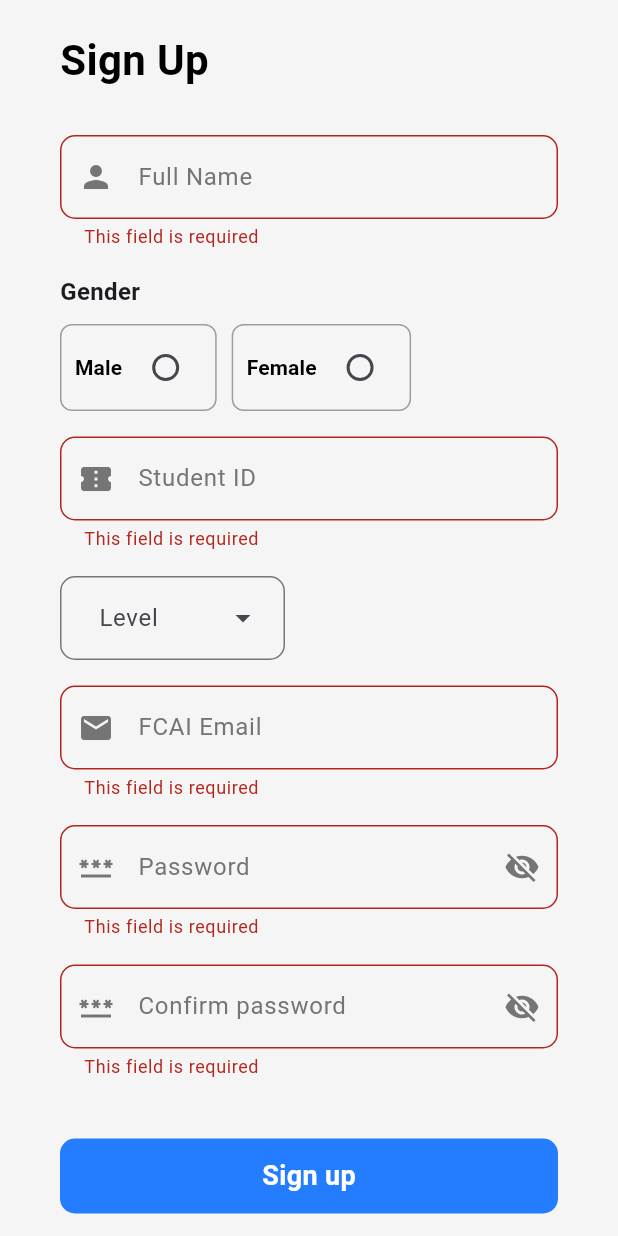
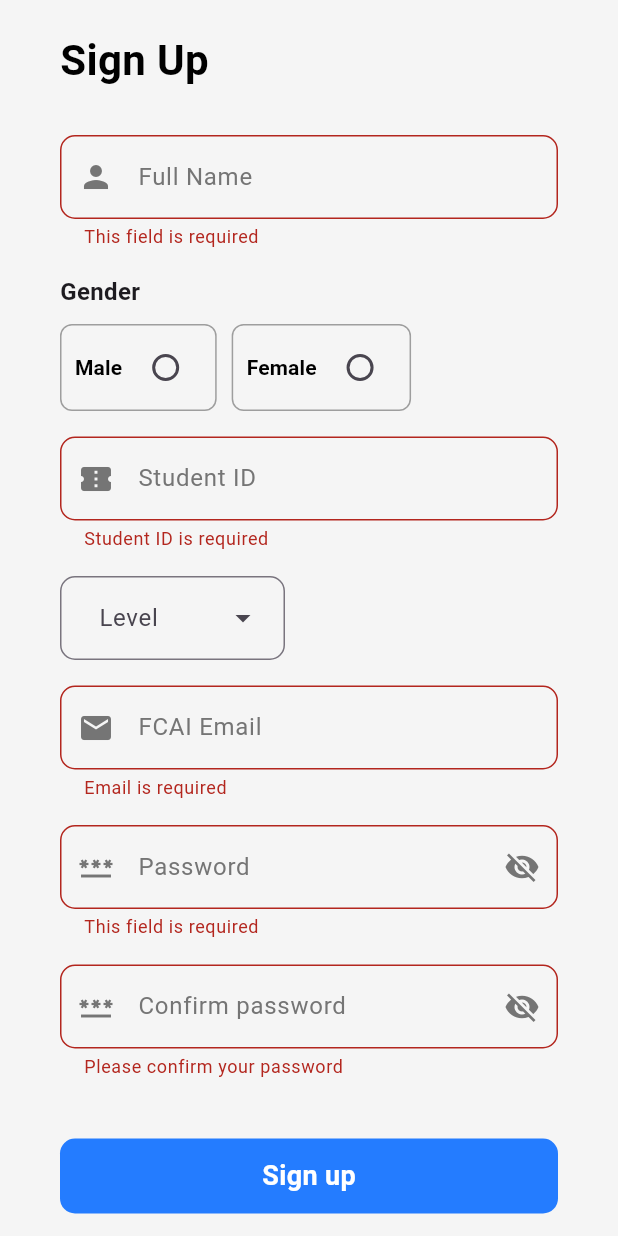
Before and after one commit to alykhaled22/FCAI-app, a Flutter app: the SignUpView screen opened directly, after a tap on "Sign up", on a phone screen of 412 x 824 dp. Run offline on Flutter 3.47's test engine with Material 3 defaults, Android fonts, the phone set to English and light mode, and no system bars; our stand-ins replace dio, hive_flutter, image_picker; accounts and stored records are empty.

Commit message:
Update HiveService to be generic, and add validation utility methods

```diff
--- a/lib/core/models/user_model.dart
+++ b/lib/core/models/user_model.dart
@@ -11,7 +11,7 @@ class UserModel {
   @HiveField(2)
   final String email;
   @HiveField(3)
-  final String? password;
+  final String password;
   @HiveField(4)
   final String? gender;
   @HiveField(5)
--- a/lib/core/services/hive_service.dart
+++ b/lib/core/services/hive_service.dart
@@ -1,14 +1,14 @@
 import 'package:fcai_app/core/models/user_model.dart';
 import 'package:hive_flutter/adapters.dart';
 
-class HiveService {
+class HiveService<T> {
   Future<void> init() async {
     await Hive.initFlutter();
     Hive.registerAdapter(UserModelAdapter());
   }
 
-  Future<Box<UserModel>> openBox({required String boxName}) async {
-    return await Hive.openBox<UserModel>(boxName);
+  Future<Box<T>> openBox<T>({required String boxName}) async {
+    return await Hive.openBox<T>(boxName);
   }
 
   bool isBoxOpen({required String boxName}) {
@@ -16,27 +16,15 @@ class HiveService {
   }
 
   Future<void> putData(
-      {required Box box, required String key, required dynamic value}) async {
+      {required Box<T> box, required String key, required T value}) async {
     await box.put(key, value);
   }
 
-  UserModel? getData({required Box box, required String key}) {
+  T? getData({required Box<T> box, required String key}) {
     return box.get(key);
   }
 
-  Future<void> deleteData({required Box box, required String key}) async {
+  Future<void> deleteData({required Box<T> box, required String key}) async {
     await box.delete(key);
   }
-
-  Future<void> clearBox({required Box box}) async {
-    await box.clear();
-  }
-
-  Future<void> closeBox({required Box box}) async {
-    await box.close();
-  }
-
-  Future<void> closeAllBoxes() async {
-    await Hive.close();
-  }
 }
--- /dev/null
+++ b/lib/core/utils/validators.dart
@@ -0,0 +1,114 @@
+class Validators {
+  static String? validateRequiredField(String? value) {
+    if (value == null || value.trim().isEmpty) {
+      return "This field is required";
+    }
+    return null;
+  }
+
+  static String? validateStudentId(String? value) {
+    if (value == null || value.trim().isEmpty) {
+      return "Student ID is required";
+    }
+    if (value.length != 8) {
+      return "Student ID must be 8 digits";
+    }
+    return null;
+  }
+
+  static String? validateFcaiEmail(String? value, String? studentId) {
+    if (value == null || value.trim().isEmpty) {
+      return "Email is required";
+    }
+
+    final emailRegex = RegExp(r'^(\d{8})@stud\.fci-cu\.edu\.eg$');
+    final match = emailRegex.firstMatch(value);
+
+    if (match == null) {
+      return "Enter a valid FCAI email\nEx: 20200000@stud.fci-cu.edu.eg";
+    }
+
+    if (studentId != null && match.group(1) != studentId) {
+      return "Email must match student ID";
+    }
+
+    return null;
+  }
+
+  static String? validateOldPassword(String? value,{required String oldPassword}) {
+    if (value == null || value.isEmpty) {
+      return "This field is required";
+    }
+    if (value != oldPassword) {
+      return "Wrong password";
+    }
+    return null;
+  }
+
+  static String? validatePassword(String? value) {
+    if (value == null || value.isEmpty) {
+      return "This field is required";
+    }
+    if (value.length < 8) {
+      return "Password must be at least 8 characters";
+    }
+    if (!RegExp(r'^(?=.*\d).{8,}$').hasMatch(value)) {
+      return "Password must contain at least one number";
+    }
+
+    return null;
+  }
+
+  static String? validateConfirmPassword(
+      String? value, String originalPassword) {
+    if (value == null || value.trim().isEmpty) {
+      return "Please confirm your password";
+    }
+    if (value != originalPassword) {
+      return "Passwords do not match";
+    }
+    return null;
+  }
+
+  static String? validateStudentIdWithContext(
+    String? value, {
+    required String currentEmail,
+    required String originalEmail,
+  }) {
+    if (value == null || value.trim().isEmpty) {
+      if (currentEmail.isNotEmpty && currentEmail != originalEmail) {
+        return "This field is required";
+      }
+    }
+
+    if (value!.length != 8 && value.isNotEmpty) {
+      return "Student ID must be 8 digits";
+    }
+
+    return null;
+  }
+
+  static String? validateFcaiEmailWithContext(
+    String? value, {
+    required String currentID,
+    required String originalID,
+  }) {
+    if (value!.isEmpty && currentID.isNotEmpty && currentID != originalID) {
+      return "This field is required";
+    }
+    if (value.isNotEmpty && currentID.isNotEmpty) {
+      final emailRegex = RegExp(r'^(\d+)@stud\.fci-cu\.edu\.eg$');
+      final match = emailRegex.firstMatch(value);
+
+      if (match == null) {
+        return "Enter a valid FCAI email. \nex:studentID@stud.fci-cu.edu.eg";
+      }
+
+      if (match.group(1) != currentID) {
+        return "Email must match student ID";
+      }
+    }
+
+    return null;
+  }
+}
--- /dev/null
+++ b/lib/core/widgets/auth_label.dart
@@ -0,0 +1,22 @@
+import 'package:flutter/material.dart';
+
+class AuthLabel extends StatelessWidget {
+  const AuthLabel({super.key, required this.label, required this.fontSize});
+  final String label;
+  final double fontSize;
+
+  @override
+  Widget build(BuildContext context) {
+    return Align(
+      alignment: Alignment.centerLeft,
+      child: Text(
+        label,
+        style: TextStyle(
+          color: Colors.black,
+          fontSize: fontSize,
+          fontWeight: FontWeight.bold,
+        ),
+      ),
+    );
+  }
+}
--- a/lib/features/authentication/view/sign_up_view.dart
+++ b/lib/features/authentication/view/sign_up_view.dart
@@ -1,5 +1,7 @@
 import 'package:fcai_app/core/models/user_model.dart';
 import 'package:fcai_app/core/services/hive_service.dart';
+import 'package:fcai_app/core/utils/validators.dart';
+import 'package:fcai_app/core/widgets/auth_label.dart';
 import 'package:fcai_app/core/widgets/custom_button.dart';
 import 'package:fcai_app/core/widgets/custom_text_field.dart';
 import 'package:fcai_app/core/widgets/gender_radio.dart';
@@ -28,7 +30,7 @@ class _SignUpViewState extends State<SignUpView> {
   String? selectedGender;
   String? selectedLevel;
 
-  final HiveService hiveService = HiveService();
+  final HiveService hiveService = HiveService<UserModel>();
 
   @override
   Widget build(BuildContext context) {
@@ -43,27 +45,13 @@ class _SignUpViewState extends State<SignUpView> {
             key: formKey,
             child: Column(
               children: [
-                Align(
-                  alignment: Alignment.centerLeft,
-                  child: const Text(
-                    'Sign Up',
-                    style: TextStyle(
-                        color: Colors.black,
-                        fontSize: 28,
-                        fontWeight: FontWeight.bold),
-                  ),
-                ),
+                AuthLabel(label: "Sign Up", fontSize: 28),
                 SizedBox(height: 30),
                 CustomTextField(
                   label: "Full Name",
                   icon: Icons.person,
                   controller: nameController,
-                  validator: (value) {
-                    if (value!.isEmpty) {
-                      return "This field is required";
-                    }
-                    return null;
-                  },
+                  validator: Validators.validateRequiredField,
                 ),
                 SizedBox(height: 17),
                 GenderRadio(
@@ -75,18 +63,11 @@ class _SignUpViewState extends State<SignUpView> {
                     }),
                 SizedBox(height: 17),
                 CustomTextField(
-                    label: "Student ID",
-                    icon: Icons.confirmation_number,
-                    controller: idController,
-                    validator: (value) {
-                      if (value!.isEmpty) {
-                        return "This field is required";
-                      }
-                      if (value.length != 8) {
-                        return "Student ID must be 8 digits";
-                      }
-                      return null;
-                    }),
+                  label: "Student ID",
+                  icon: Icons.confirmation_number,
+                  controller: idController,
+                  validator: Validators.validateStudentId,
+                ),
                 SizedBox(height: 17),
                 Align(
                   alignment: Alignment.centerLeft,
@@ -103,49 +84,24 @@ class _SignUpViewState extends State<SignUpView> {
                   label: "FCAI Email",
                   icon: Icons.email,
                   controller: emailController,
-                  validator: (value) {
-                    if (value!.isEmpty) return "This field is required";
-
-                    final emailRegex = RegExp(r'^(\d+)@stud\.fci-cu\.edu\.eg$');
-                    final match = emailRegex.firstMatch(value);
-
-                    if (match == null) {
-                      return "Enter a valid FCAI email. \nex:studentID@stud.fci-cu.edu.eg";
-                    }
-
-                    if (match.group(1) != idController.text) {
-                      return "Email must match student ID";
-                    }
-
-                    return null;
-                  },
+                  validator: (value) =>
+                      Validators.validateFcaiEmail(value, idController.text),
                 ),
                 SizedBox(height: 17),
                 PasswordTextField(
                   label: "Password",
                   controller: passwordController,
-                  validator: (value) {
-                    if (value!.isEmpty) return "This field is required";
-                    if (value.length < 8) {
-                      return "Password must be at least 8 characters";
-                    }
-                    if (!RegExp(r'^(?=.*\d).{8,}$').hasMatch(value)) {
-                      return "Password must contain at least one number";
-                    }
-                    return null;
-                  },
+                  validator: Validators.validatePassword,
                 ),
                 SizedBox(height: 17),
                 PasswordTextField(
-                    label: "Confirm password",
-                    controller: confirmPasswordController,
-                    validator: (value) {
-                      if (value!.isEmpty) return "This field is required";
-                      if (value != passwordController.text) {
-                        return "Passwords do not match";
-                      }
-                      return null;
-                    }),
+                  label: "Confirm password",
+                  controller: confirmPasswordController,
+                  validator: (value) => Validators.validateConfirmPassword(
+                    value,
+                    passwordController.text,
+                  ),
+                ),
                 SizedBox(height: 40),
                 CustomButton(
                     label: "Sign up",
@@ -155,7 +111,8 @@ class _SignUpViewState extends State<SignUpView> {
                       Box<UserModel> box;
 
                       if (!hiveService.isBoxOpen(boxName: "user")) {
-                        box = await hiveService.openBox(boxName: "user");
+                        box = await hiveService.openBox<UserModel>(
+                            boxName: "user");
                       } else {
                         box = Hive.box<UserModel>("user");
                       }
```
Also changed, not shown: lib/features/authentication/view/login_view.dart (+8 -24 lines), lib/features/user_profile/view/change_password.dart (+15 -46 lines), lib/features/user_profile/view/user_edit_info.dart (+19 -41 lines), lib/core/models/user_model.g.dart.
